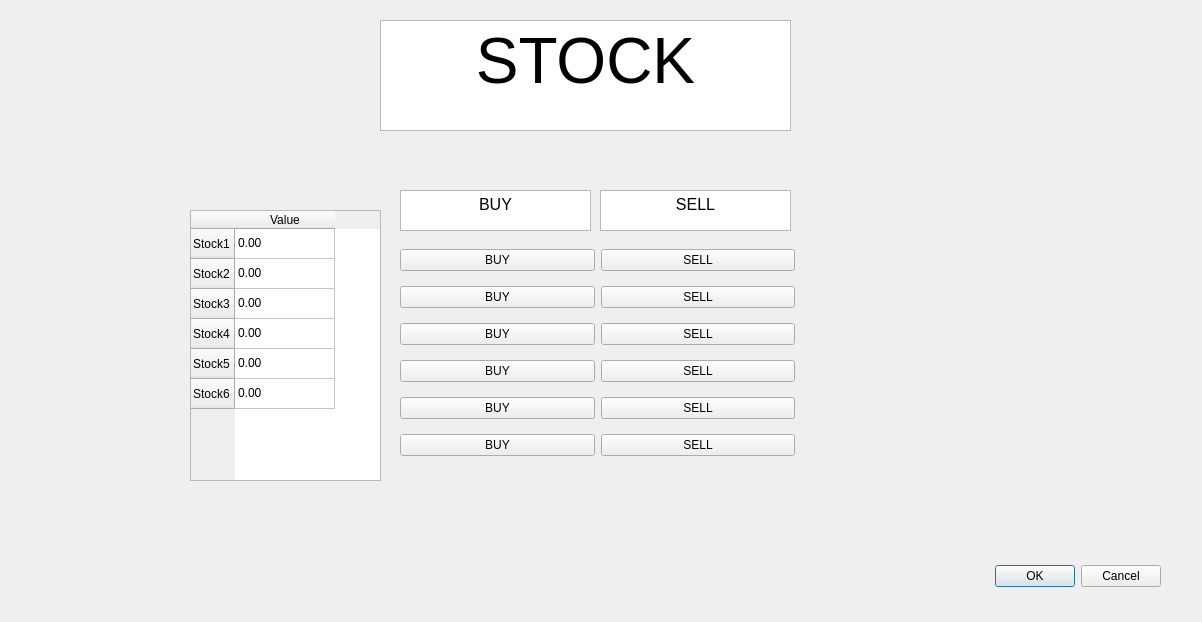
The window that GameWindowScreen/stock.ui (sj43/hackricecryptogame) describes before a commit, drawn with Qt 5.
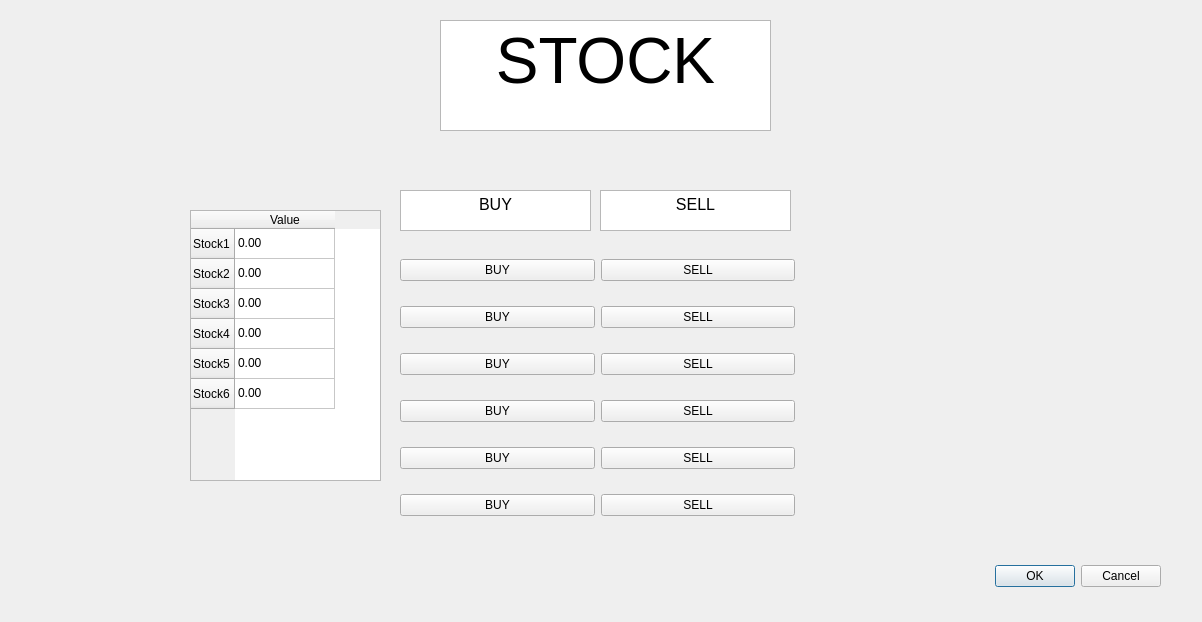
The same window after the commit.

Diff of the .ui file:
```diff
--- a/GameWindowScreen/stock.ui
+++ b/GameWindowScreen/stock.ui
@@ -29,23 +29,6 @@
     <set>QDialogButtonBox::Cancel|QDialogButtonBox::Ok</set>
    </property>
   </widget>
-  <widget class="QTextEdit" name="textEdit">
-   <property name="geometry">
-    <rect>
-     <x>380</x>
-     <y>20</y>
-     <width>411</width>
-     <height>111</height>
-    </rect>
-   </property>
-   <property name="html">
-    <string>&lt;!DOCTYPE HTML PUBLIC &quot;-//W3C//DTD HTML 4.0//EN&quot; &quot;http://www.w3.org/TR/REC-html40/strict.dtd&quot;&gt;
-&lt;html&gt;&lt;head&gt;&lt;meta name=&quot;qrichtext&quot; content=&quot;1&quot; /&gt;&lt;style type=&quot;text/css&quot;&gt;
-p, li { white-space: pre-wrap; }
-&lt;/style&gt;&lt;/head&gt;&lt;body style=&quot; font-family:'Gulim'; font-size:9pt; font-weight:400; font-style:normal;&quot;&gt;
-&lt;p align=&quot;center&quot; style=&quot; margin-top:0px; margin-bottom:0px; margin-left:0px; margin-right:0px; -qt-block-indent:0; text-indent:0px;&quot;&gt;&lt;span style=&quot; font-size:48pt;&quot;&gt;STOCK&lt;/span&gt;&lt;/p&gt;&lt;/body&gt;&lt;/html&gt;</string>
-   </property>
-  </widget>
   <widget class="QTableWidget" name="tableWidget">
    <property name="geometry">
     <rect>
@@ -127,7 +110,7 @@
      <x>400</x>
      <y>240</y>
      <width>395</width>
-     <height>231</height>
+     <height>299</height>
     </rect>
    </property>
    <layout class="QGridLayout" name="gridLayout">
@@ -217,7 +200,41 @@
     </item>
    </layout>
   </widget>
-  <widget class="QTextEdit" name="textEdit_3">
+  <widget class="QTextBrowser" name="textBrowser">
+   <property name="geometry">
+    <rect>
+     <x>440</x>
+     <y>20</y>
+     <width>331</width>
+     <height>111</height>
+    </rect>
+   </property>
+   <property name="html">
+    <string>&lt;!DOCTYPE HTML PUBLIC &quot;-//W3C//DTD HTML 4.0//EN&quot; &quot;http://www.w3.org/TR/REC-html40/strict.dtd&quot;&gt;
+&lt;html&gt;&lt;head&gt;&lt;meta name=&quot;qrichtext&quot; content=&quot;1&quot; /&gt;&lt;style type=&quot;text/css&quot;&gt;
+p, li { white-space: pre-wrap; }
+&lt;/style&gt;&lt;/head&gt;&lt;body style=&quot; font-family:'Gulim'; font-size:9pt; font-weight:400; font-style:normal;&quot;&gt;
+&lt;p align=&quot;center&quot; style=&quot; margin-top:0px; margin-bottom:0px; margin-left:0px; margin-right:0px; -qt-block-indent:0; text-indent:0px;&quot;&gt;&lt;span style=&quot; font-size:48pt;&quot;&gt;STOCK&lt;/span&gt;&lt;/p&gt;&lt;/body&gt;&lt;/html&gt;</string>
+   </property>
+  </widget>
+  <widget class="QTextBrowser" name="textBrowser_2">
+   <property name="geometry">
+    <rect>
+     <x>400</x>
+     <y>190</y>
+     <width>191</width>
+     <height>41</height>
+    </rect>
+   </property>
+   <property name="html">
+    <string>&lt;!DOCTYPE HTML PUBLIC &quot;-//W3C//DTD HTML 4.0//EN&quot; &quot;http://www.w3.org/TR/REC-html40/strict.dtd&quot;&gt;
+&lt;html&gt;&lt;head&gt;&lt;meta name=&quot;qrichtext&quot; content=&quot;1&quot; /&gt;&lt;style type=&quot;text/css&quot;&gt;
+p, li { white-space: pre-wrap; }
+&lt;/style&gt;&lt;/head&gt;&lt;body style=&quot; font-family:'Gulim'; font-size:9pt; font-weight:400; font-style:normal;&quot;&gt;
+&lt;p align=&quot;center&quot; style=&quot; margin-top:0px; margin-bottom:0px; margin-left:0px; margin-right:0px; -qt-block-indent:0; text-indent:0px;&quot;&gt;&lt;span style=&quot; font-size:12pt;&quot;&gt;BUY&lt;/span&gt;&lt;/p&gt;&lt;/body&gt;&lt;/html&gt;</string>
+   </property>
+  </widget>
+  <widget class="QTextBrowser" name="textBrowser_3">
    <property name="geometry">
     <rect>
      <x>600</x>
```
Left out of the diff: 41 changed lines with no effect on the pictures.
